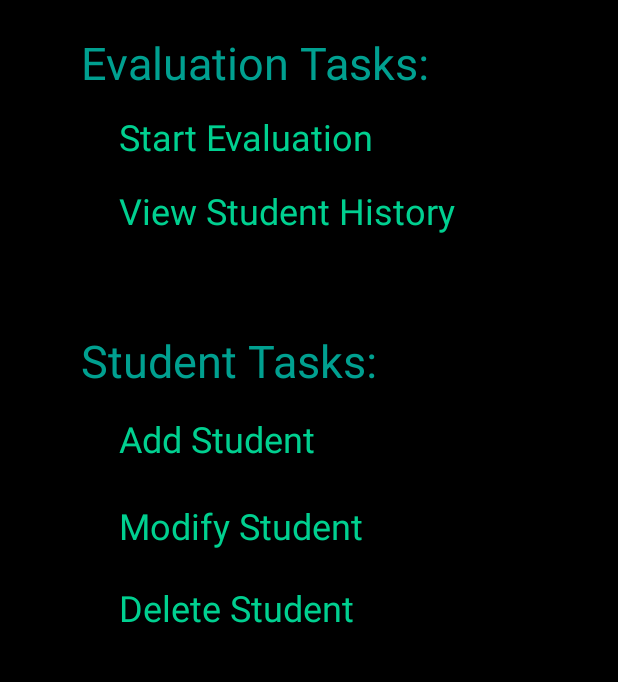
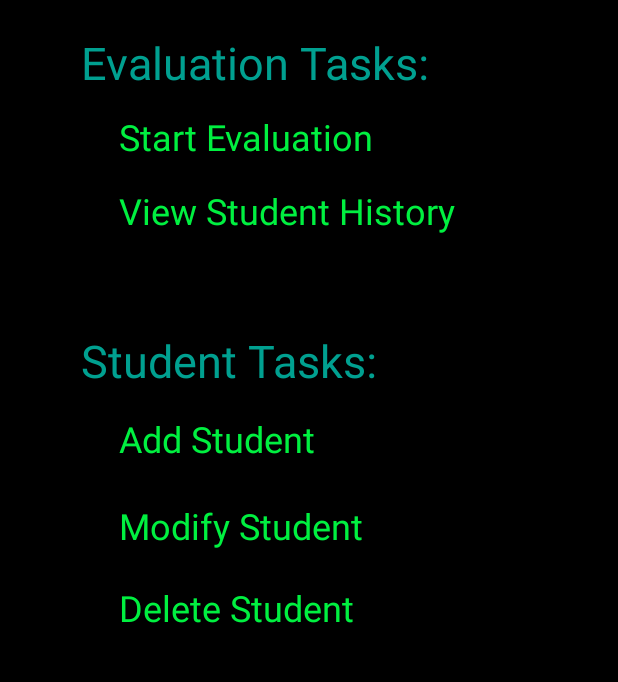
Before and after one commit to ScottDaniels/labaaoom, an Android app: the Main_menu screen opened directly, with no data from a screen before it, on a phone screen of 412 x 824 dp, the part 96-778 px from its top. Run offline under Robolectric (Android 15) with nearby library versions, the phone set to English and light mode, and no system bars.

Commit message:
Better menu colour

```diff
--- a/app/src/main/res/values/colors.xml
+++ b/app/src/main/res/values/colors.xml
@@ -10,7 +10,7 @@
     <color name="edit_text_fg">#ffffff</color>
     <color name="edit_text_bg">#404040</color>
     <color name="header_colour">#00a090</color>
-    <color name="menu_item">#00d090</color>
+    <color name="menu_item">#00f040</color>
     <color name="button_go_colour">#003000</color>
     <color name="button_can_colour">#500000</color>
     <color name="value">#00ff90</color>
```
